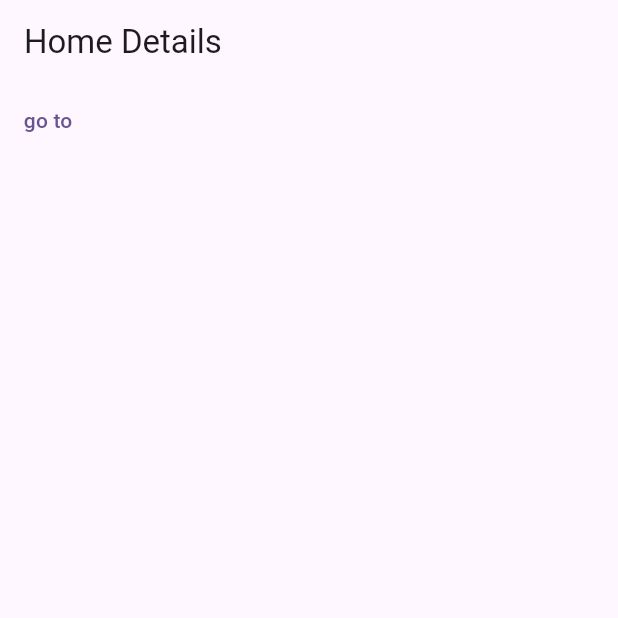
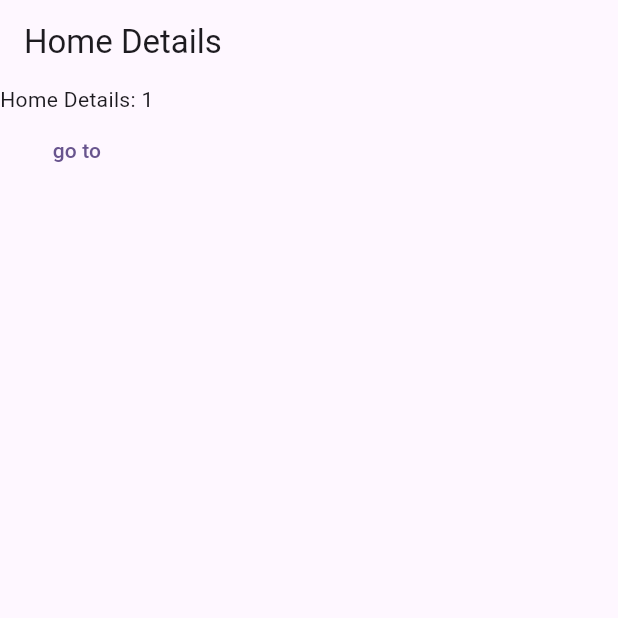
Before and after one commit to tarikbinaziz/flutter_go_router, a Flutter app: the screen it shows after launch, after a tap on "go to", on a phone screen of 412 x 824 dp, the top half of it. Run offline on Flutter 3.47's test engine with Material 3 defaults, Android fonts, the phone set to English and light mode, and no system bars; our stand-ins replace go_router.

Commit message:
go router done

```diff
--- a/lib/main.dart
+++ b/lib/main.dart
@@ -13,7 +13,9 @@ class MyApp extends StatelessWidget {
   @override
   Widget build(BuildContext context) {
     return MaterialApp.router(
-      routerConfig: CustomNavigationHelper.router,
+      routerConfig:
+          //router,
+          CustomNavigationHelper.router,
       title: 'Flutter Goroute',
       theme: ThemeData(
         colorScheme: ColorScheme.fromSeed(seedColor: Colors.deepPurple),
--- a/lib/route/doc/go_route.dart
+++ b/lib/route/doc/go_route.dart
@@ -11,7 +11,7 @@ import 'package:go_router/go_router.dart';
 class AppRoute {
   static const String splash = '/';
   static const String home = '/home';
-  static const String homeDetails = '/homeDetails';
+  static const String homeDetails = '/home/details';
   static const String cart = '/cart';
   static const String profile = '/profile';
   static const String signIn = '/signIn';
@@ -36,7 +36,7 @@ class CustomNavigationHelper {
   static final GlobalKey<NavigatorState> settingsTabNavigatorKey =
       GlobalKey<NavigatorState>();
 
-  BuildContext get context =>
+  static BuildContext get context =>
       router.routerDelegate.navigatorKey.currentContext!;
 
   GoRouterDelegate get routerDelegate => router.routerDelegate;
@@ -54,6 +54,7 @@ class CustomNavigationHelper {
             routes: [
               GoRoute(
                   path: AppRoute.home,
+                  // "/home",
                   pageBuilder: (context, GoRouterState state) {
                     return getPage(
                       child: const HomeScreen(),
@@ -63,9 +64,13 @@ class CustomNavigationHelper {
                   routes: [
                     GoRoute(
                       path: AppRoute.homeDetails,
+                      // "details",
                       pageBuilder: (context, state) {
+                        final arguments = state.extra as int;
                         return getPage(
-                          child: const HomeDetailsScreen(),
+                          child: HomeDetailsScreen(
+                            id: arguments,
+                          ),
                           state: state,
                         );
                       },
@@ -119,8 +124,10 @@ class CustomNavigationHelper {
         parentNavigatorKey: parentNavigatorKey,
         path: AppRoute.homeDetails,
         pageBuilder: (context, state) {
+          final arguments = state.extra as int;
           return getPage(
-            child: const HomeDetailsScreen(),
+            child:  HomeDetailsScreen(
+              id: arguments,),
             state: state,
           );
         },
--- a/lib/screens/home_details.dart
+++ b/lib/screens/home_details.dart
@@ -1,7 +1,8 @@
 import 'package:flutter/material.dart';
 
 class HomeDetailsScreen extends StatefulWidget {
-  const HomeDetailsScreen({super.key});
+  int id;
+  HomeDetailsScreen({super.key, required this.id});
 
   @override
   _HomeDetailsScreenState createState() => _HomeDetailsScreenState();
@@ -14,7 +15,12 @@ class _HomeDetailsScreenState extends State<HomeDetailsScreen> {
       appBar: AppBar(
         title: const Text("Home Details"),
       ),
-      body: TextButton(onPressed: () {}, child: const Text("go to")),
+      body: Column(
+        children: [
+          Text("Home Details: ${widget.id}"),
+          TextButton(onPressed: () {}, child: const Text("go to")),
+        ],
+      ),
     );
   }
 }
--- a/lib/screens/home_screen.dart
+++ b/lib/screens/home_screen.dart
@@ -18,9 +18,14 @@ class _HomeScreenState extends State<HomeScreen> {
       ),
       body: TextButton(
           onPressed: () {
-            context.go(
-              AppRoute.homeDetails,
-            );
+            // CustomNavigationHelper.router.push(
+            //   AppRoute.homeDetails,
+            // );
+            // CustomNavigationHelper.router.go(
+            //   AppRoute.homeDetails,
+            //   // AppRoute.homeDetails,
+            // );
+            context.go(AppRoute.homeDetails,extra: 1);
             // context.push(
             //   AppRoute.homeDetails,
             // );
```
Also changed, not shown: lib/route/go_route_practise.dart (+6 -2 lines), 1 other file.
